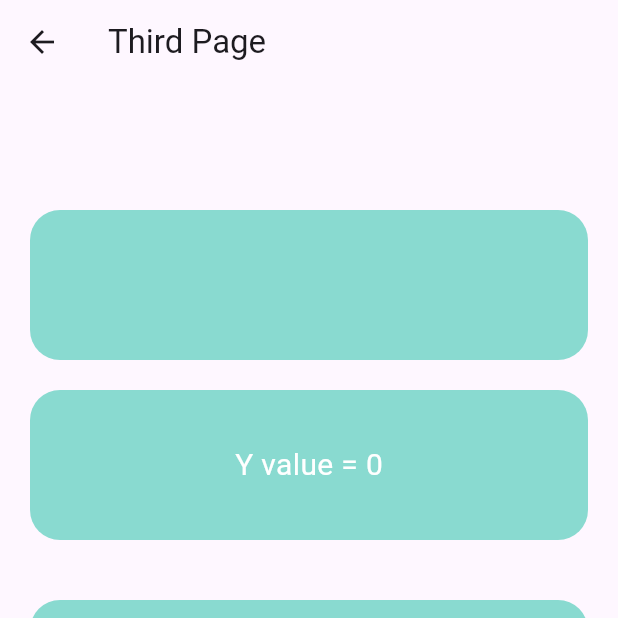
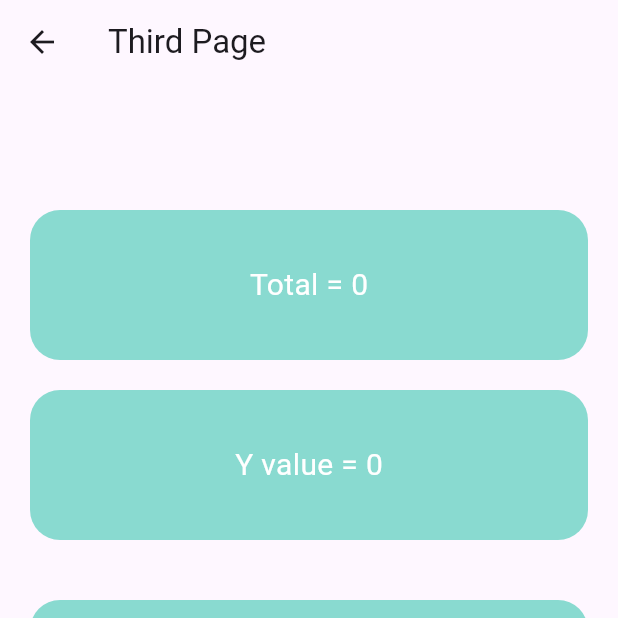
Before and after one commit to LivingstonTardzenyuy/Flutter-Projects, a Flutter app: the ThirdPage screen opened directly, on a phone screen of 412 x 824 dp, the top half of it. Run offline on Flutter 3.47's test engine with Material 3 defaults, Android fonts, the phone set to English and light mode, and no system bars; our stand-ins replace cloud_firestore, dropdown_button2, firebase_auth, firebase_core, font_awesome_flutter, get and 2 more; accounts and stored records are empty.

Commit message:
allowed the data to be added

```diff
--- a/learning_getx/lib/pages/third_page.dart
+++ b/learning_getx/lib/pages/third_page.dart
@@ -32,7 +32,7 @@ class ThirdPage extends StatelessWidget {
                     borderRadius: BorderRadius.circular(20),
                     color: Color(0xFF89dad0)
                 ),
-                child: Center(child: Text('', style: TextStyle(fontSize: 20, color: Colors.white),),),
+                child: Center(child: Text('Total = ' + Get.find<TapController>().z.toString(), style: TextStyle(fontSize: 20, color: Colors.white),),),
               ),
               SizedBox(height: 20,),
               Obx(() =>
```
